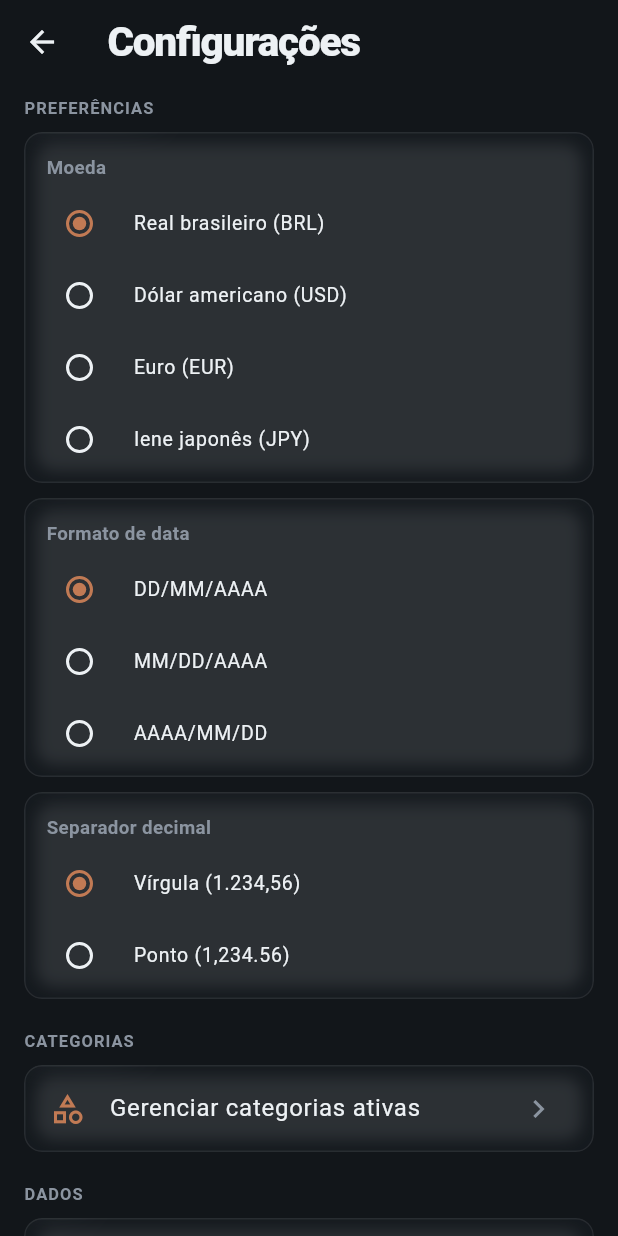
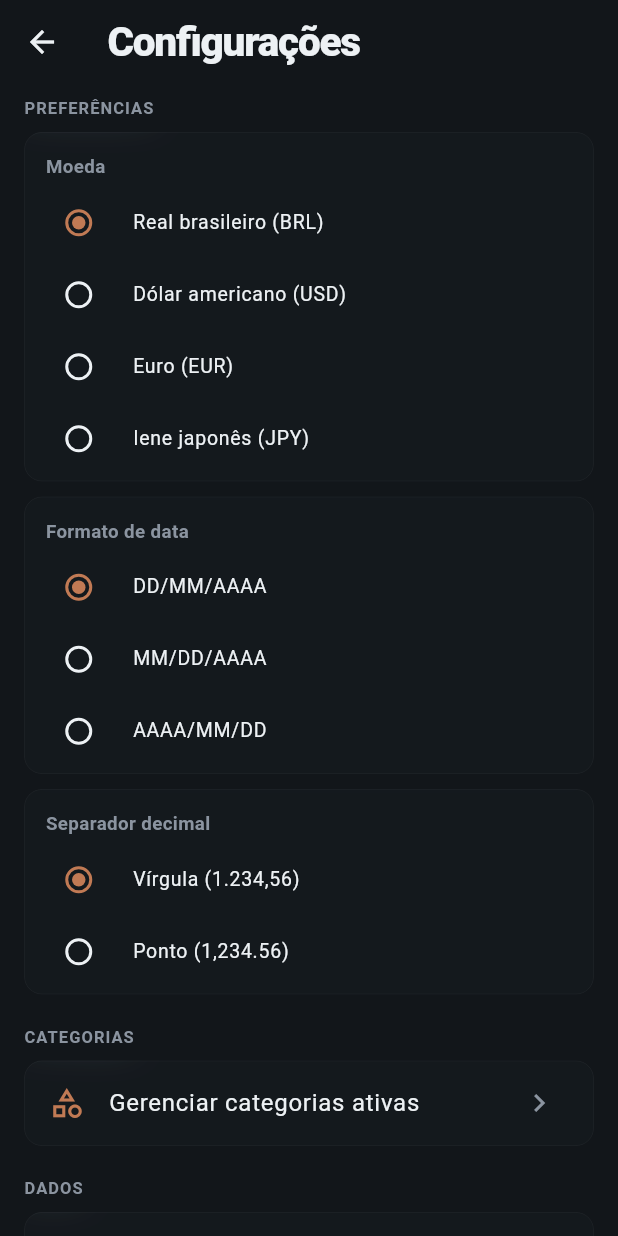
Before and after one commit to EzequielBes/finance, a Flutter app: the screen it shows after launch, after a tap on the "tune" icon, on a phone screen of 412 x 824 dp. Run offline on Flutter 3.47's test engine with Material 3 defaults, Android fonts, the phone set to English and light mode, and no system bars; our stand-ins replace csv, drift, file_picker, flutter_riverpod, flutter_slidable, share_plus; accounts and stored records are empty; generated files the repository leaves out were written again.

Commit message:
fix(mobile): remove boxShadow branco e afina borda/fill do GlassCard para vidro suave sem contorno

```diff
--- a/mobile/lib/theme/liquid_glass_theme.dart
+++ b/mobile/lib/theme/liquid_glass_theme.dart
@@ -5,8 +5,8 @@ import 'package:flutter/material.dart';
 class LiquidGlassColors {
   static const background = Color(0xFF12161A);
   static const surface = Color(0xFF1B2127);
-  static const glassFill = Color(0xFF1F262D);
-  static const glassBorder = Color(0x14FFFFFF);
+  static const glassFill = Color(0xFF1D2329);
+  static const glassBorder = Color(0x0DFFFFFF);
   static const textPrimary = Color(0xFFEDF1F4);
   static const textSecondary = Color(0xFF8B94A0);
   static const accentPrimary = Color(0xFFC17A54);
--- a/mobile/lib/widgets/glass_card.dart
+++ b/mobile/lib/widgets/glass_card.dart
@@ -33,10 +33,7 @@ class GlassCard extends StatelessWidget {
           alpha: effectiveIntensity.fillAlpha,
         ),
         borderRadius: effectiveRadius,
-        border: Border.all(color: LiquidGlassColors.glassBorder),
-        boxShadow: const [
-          BoxShadow(color: Colors.white12, blurRadius: 8, spreadRadius: -8),
-        ],
+        border: Border.all(color: LiquidGlassColors.glassBorder, width: 0.5),
       ),
       child: child,
     );
```
